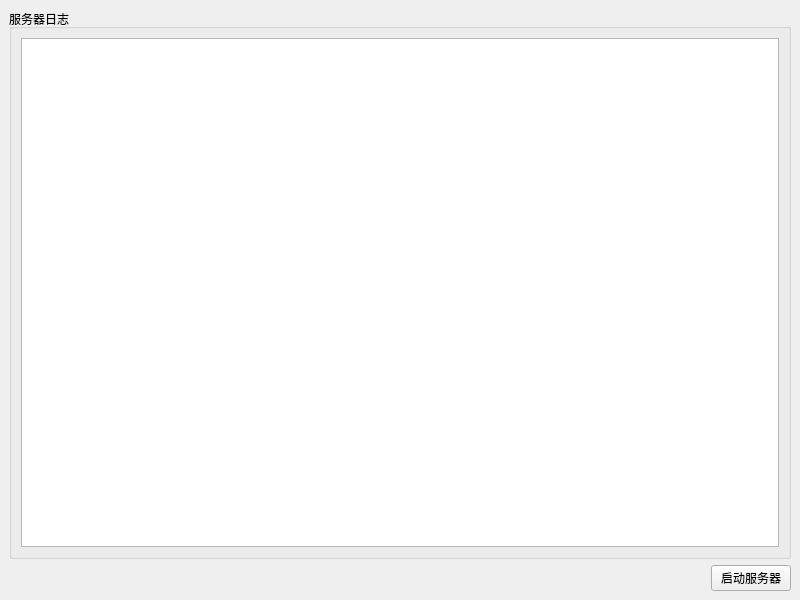
Qt form ChatServer/mainwindow.ui (Zerotwo00000/Lab5) before a commit.
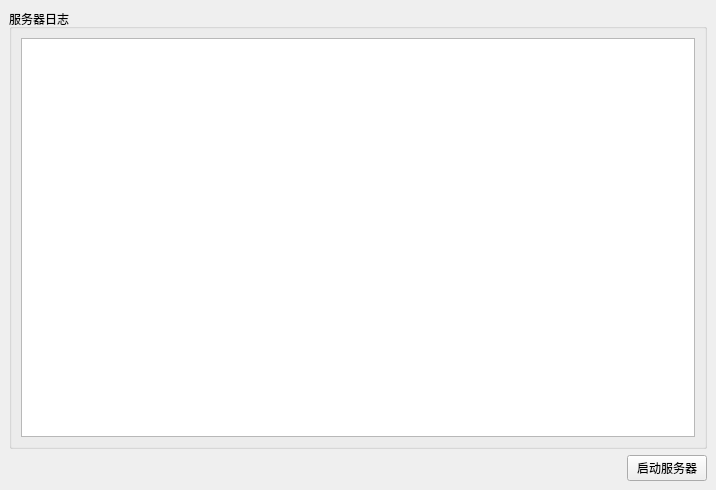
The same form after that commit.

Commit message: 第一次提交：创建subdirs项目，完成界面设计

Diff of the .ui file:
```diff
--- a/ChatServer/mainwindow.ui
+++ b/ChatServer/mainwindow.ui
@@ -6,8 +6,8 @@
    <rect>
     <x>0</x>
     <y>0</y>
-    <width>800</width>
-    <height>600</height>
+    <width>716</width>
+    <height>490</height>
    </rect>
   </property>
   <property name="windowTitle">
```
Left out of the diff: 2 changed lines with no effect on the pictures. The commit also changes 1 other file.
